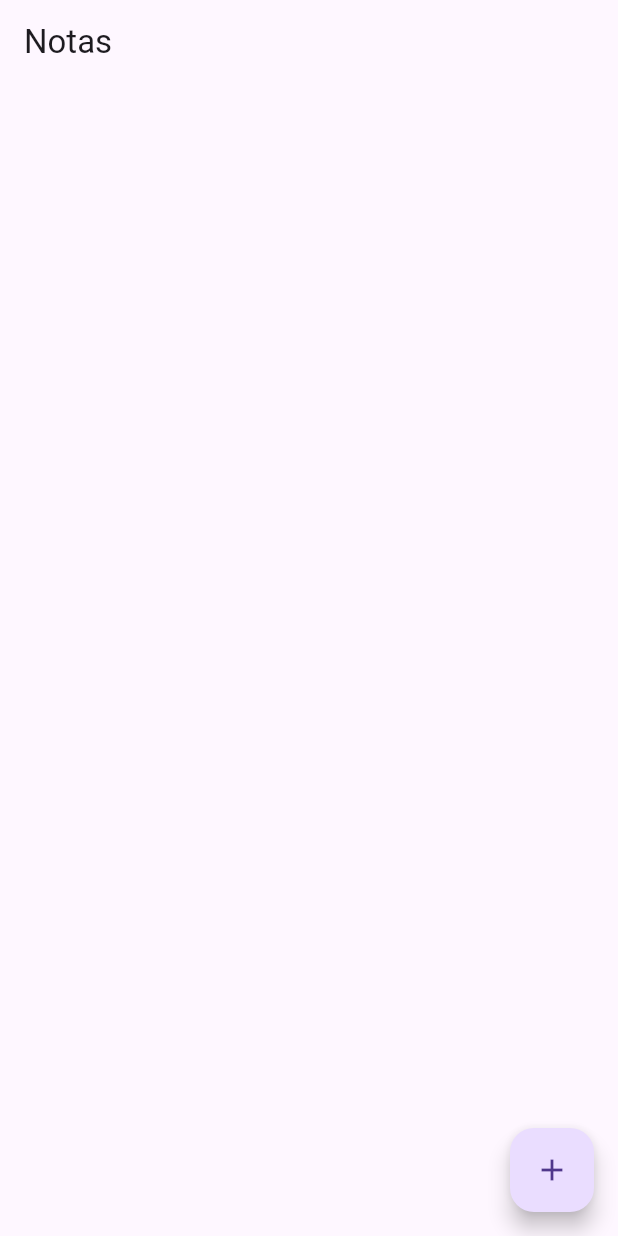
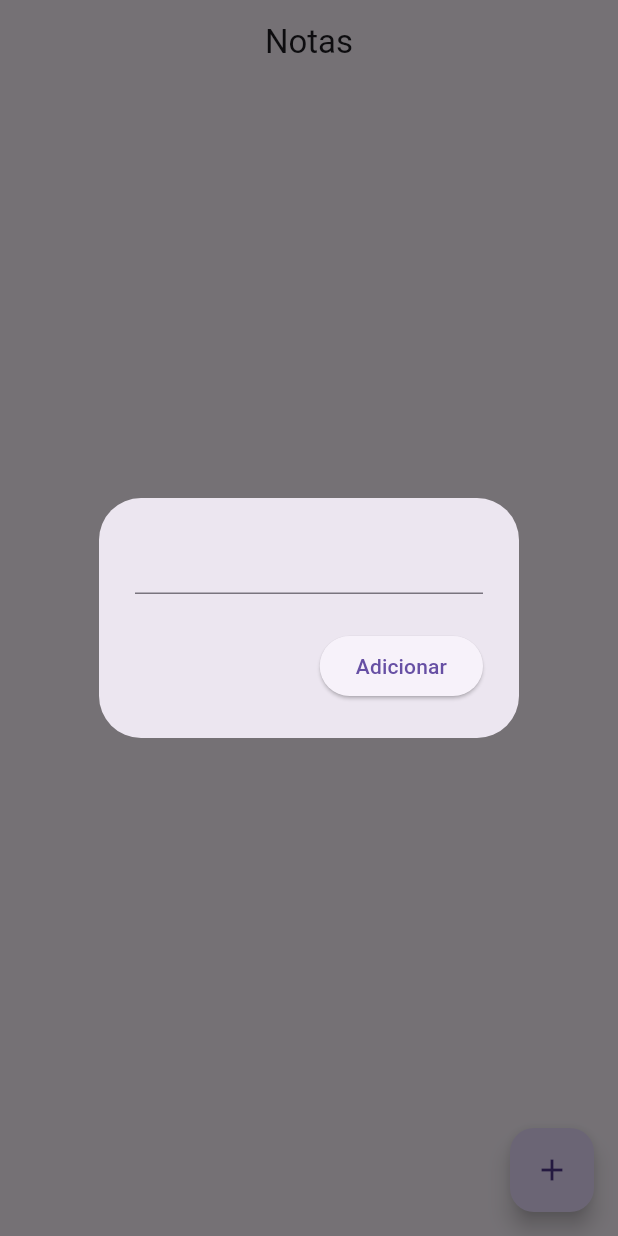
Before and after one commit to Nadilson-IFPE/nad_flutter_notes_app, a Flutter app: the screen it shows after launch, after a tap on the "add" icon, on a phone screen of 412 x 824 dp. Run offline on Flutter 3.47's test engine with Material 3 defaults, Android fonts, the light colour scheme and no system bars; our stand-ins replace firebase_core; accounts and stored records are empty; generated files the repository leaves out were written again.

Commit message:
Initial dialog template

```diff
--- /dev/null
+++ b/lib/dialogs/note_dialog.dart
@@ -0,0 +1,24 @@
+import 'package:flutter/material.dart';
+
+class NoteDialog {
+  static Future<void> openNoteDialog(BuildContext context) {
+    final TextEditingController textController = TextEditingController();
+
+    return showDialog(
+      context: context,
+      builder: (context) => AlertDialog(
+        content: TextField(
+          controller: textController,
+        ),
+        actions: [
+          ElevatedButton(
+            onPressed: () {
+              Navigator.pop(context);
+            },
+            child: const Text('Adicionar'),
+          ),
+        ],
+      ),
+    );
+  }
+}
--- a/lib/pages/home_page.dart
+++ b/lib/pages/home_page.dart
@@ -1,4 +1,5 @@
 import 'package:flutter/material.dart';
+import 'package:nad_flutter_notes_app/dialogs/note_dialog.dart';
 
 class MyHomePage extends StatefulWidget {
   const MyHomePage({super.key});
@@ -12,10 +13,11 @@ class _MyHomePageState extends State<MyHomePage> {
   Widget build(BuildContext context) {
     return Scaffold(
       appBar: AppBar(
+        centerTitle: true,
         title: const Text('Notas'),
       ),
       floatingActionButton: FloatingActionButton(
-        onPressed: () {},
+        onPressed: () => NoteDialog.openNoteDialog(context),
         child: const Icon(Icons.add),
       ),
     );
```
